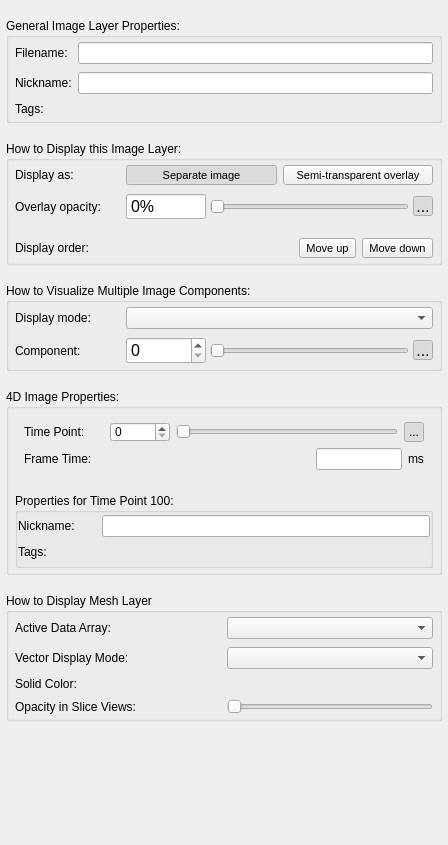
First picture: the form in GUI/Qt/Components/GeneralLayerInspector.ui, repository pyushkevich/itksnap, before the edit.
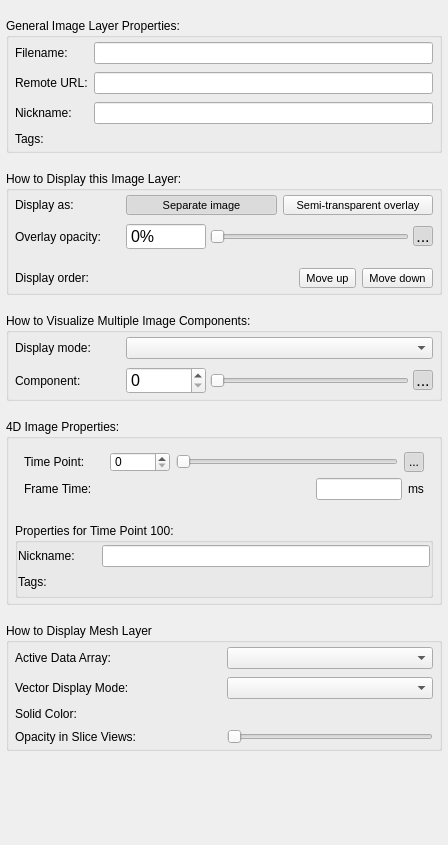
Second picture: the form after the edit. Icons and pictures are not drawn. Custom widgets are drawn as their Qt base class.

Commit message:
Show remote URL as a separate field in the General Layer Properties panel
For layers loaded from remote sources (scp://, https://, etc.), the
General Layer Properties panel now shows a dedicated "Remote URL:" row
containing the original URL, while the "Filename:" row shows just the
basename. The row is hidden entirely for local layers. Two mesh loading
paths that were not calling SetRemoteURL have also been fixed: direct
file open (ImageMeshLayers::AddLayerFromFiles) and workspace reload
(MeshWrapperBase::LoadFromRegistry).

The edit to the form file:
```diff
--- a/GUI/Qt/Components/GeneralLayerInspector.ui
+++ b/GUI/Qt/Components/GeneralLayerInspector.ui
@@ -113,27 +113,44 @@
        </widget>
       </item>
       <item row="1" column="0">
+       <widget class="QLabel" name="lblRemoteURL">
+        <property name="text">
+         <string>Remote URL:</string>
+        </property>
+       </widget>
+      </item>
+      <item row="1" column="1">
+       <widget class="QLineEdit" name="outRemoteURL">
+        <property name="toolTip">
+         <string>The original remote URL from which this layer was loaded.</string>
+        </property>
+        <property name="readOnly">
+         <bool>true</bool>
+        </property>
+       </widget>
+      </item>
+      <item row="2" column="0">
        <widget class="QLabel" name="label_6">
         <property name="text">
          <string>Nickname:</string>
         </property>
        </widget>
       </item>
-      <item row="1" column="1">
+      <item row="2" column="1">
        <widget class="QLineEdit" name="inNickname">
         <property name="toolTip">
          <string>&lt;html&gt;&lt;head/&gt;&lt;body&gt;&lt;p&gt;Edit this field to assign a short nickname to this image. This information can be saved in the workspace. &lt;/p&gt;&lt;/body&gt;&lt;/html&gt;</string>
         </property>
        </widget>
       </item>
-      <item row="2" column="0">
+      <item row="3" column="0">
        <widget class="QLabel" name="label_7">
         <property name="text">
          <string>Tags:</string>
         </property>
        </widget>
       </item>
-      <item row="2" column="1">
+      <item row="3" column="1">
        <widget class="TagListWidget" name="tagsWidget" native="true">
         <property name="focusPolicy">
          <enum>Qt::FocusPolicy::StrongFocus</enum>
```
The commit also changes 5 other files.
